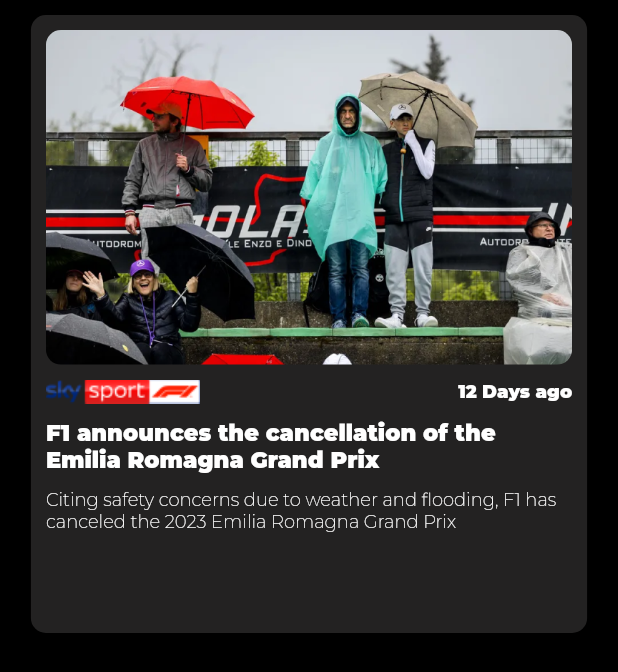
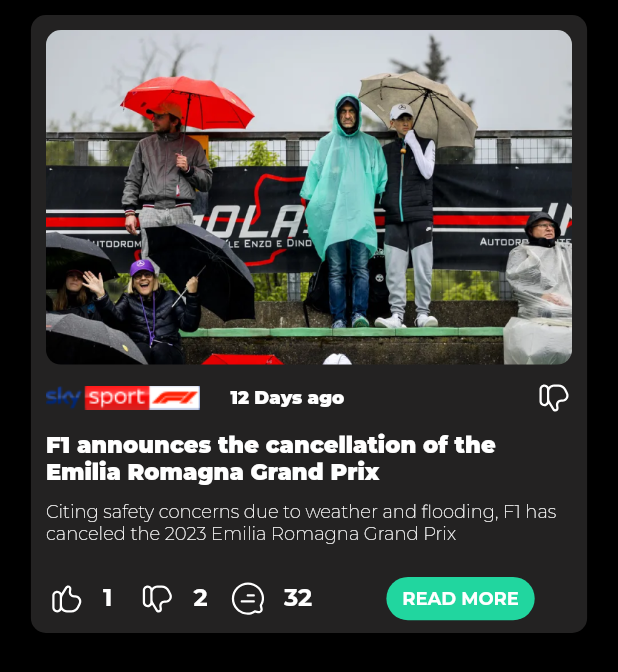
Before and after one commit to muhammedbilals/PitBox, a Flutter app: the screen it shows after launch, on a phone screen of 412 x 824 dp. Shown: the top 672 px of the screen. Run offline on Flutter 3.47's test engine with Material 2 defaults, Android fonts, the phone set to English and light mode, and no system bars; our stand-ins replace flutter_svg, google_fonts.

Commit message:
some changes

```diff
--- a/lib/features/feed_section/presentation/pages/home_page.dart
+++ b/lib/features/feed_section/presentation/pages/home_page.dart
@@ -1,6 +1,8 @@
 import 'package:flutter/material.dart';
+import 'package:pit_box/core/constant/custom_icons.dart';
 import 'package:pit_box/core/constant/size.dart';
 import 'package:pit_box/core/constant/colors.dart';
+import 'package:pit_box/core/constant/sized_box.dart';
 
 class HomePage extends StatelessWidget {
   const HomePage({super.key});
@@ -40,7 +42,7 @@ class HomePage extends StatelessWidget {
                             child:
                                 Image.asset('assets/images/skysportslogo.png'),
                           ),
-                           Padding(
+                          const Padding(
                             padding:
                                 EdgeInsets.symmetric(horizontal: bRadius10),
                             child: Text(
@@ -50,10 +52,16 @@ class HomePage extends StatelessWidget {
                                   fontSize: fsize12,
                                   fontWeight: FontWeight.w900),
                             ),
+                          ),
+                          const Spacer(),
+                          Padding(
+                            padding: const EdgeInsets.symmetric(
+                                horizontal: bRadius10),
+                            child: GestureDetector(child: CustomIcons.dislike),
                           )
                         ],
                       ),
-                       Padding(
+                      const Padding(
                         padding: EdgeInsets.all(bRadius10),
                         child: Text(
                           'F1 announces the cancellation of the Emilia Romagna Grand Prix',
@@ -63,7 +71,7 @@ class HomePage extends StatelessWidget {
                               fontWeight: FontWeight.w900),
                         ),
                       ),
-                       Padding(
+                      const Padding(
                         padding: EdgeInsets.only(left: bRadius10),
                         child: Text(
                           'Citing safety concerns due to weather and flooding, F1 has canceled the 2023 Emilia Romagna Grand Prix',
@@ -73,6 +81,68 @@ class HomePage extends StatelessWidget {
                               fontWeight: FontWeight.w200),
                         ),
                       ),
+                      hBox12,
+                      Row(
+                        children: [
+                          IconButton(onPressed: () {}, icon: CustomIcons.like),
+                          SizedBox(
+                            width: size.width * 0.03,
+                            child: const Text(
+                              '1',
+                              style: TextStyle(
+                                  color: colorwhite,
+                                  fontSize: 16,
+                                  fontWeight: FontWeight.bold),
+                            ),
+                          ),
+                          SizedBox(
+                            child: IconButton(
+                                onPressed: () {}, icon: CustomIcons.dislike),
+                          ),
+                          SizedBox(
+                            width: size.width * 0.03,
+                            child: const Text(
+                              '2',
+                              style: TextStyle(
+                                  color: colorwhite,
+                                  fontSize: 16,
+                                  fontWeight: FontWeight.bold),
+                            ),
+                          ),
+                          IconButton(
+                              onPressed: () {}, icon: CustomIcons.comment),
+                          const Text(
+                            '32',
+                            style: TextStyle(
+                                color: colorwhite,
+                                fontSize: 16,
+                                fontWeight: FontWeight.bold),
+                          ),
+                          Padding(
+                            padding: EdgeInsets.only(
+                                left: size.width * 0.12, right: 10),
+                            child: Container(
+                              decoration: BoxDecoration(
+                                  borderRadius: BorderRadius.circular(20),
+                                  color: colorgreen),
+                              width: size.width * 0.24,
+                              height: size.width * 0.07,
+                              child: const Row(
+                                mainAxisAlignment: MainAxisAlignment.center,
+                                children: [
+                                  Text(
+                                    'READ MORE',
+                                    style: TextStyle(
+                                        color: colorwhite,
+                                        fontSize: 12,
+                                        fontWeight: FontWeight.bold),
+                                  ),
+                                ],
+                              ),
+                            ),
+                          ),
+                        ],
+                      )
                     ],
                   ),
                 ),
```
